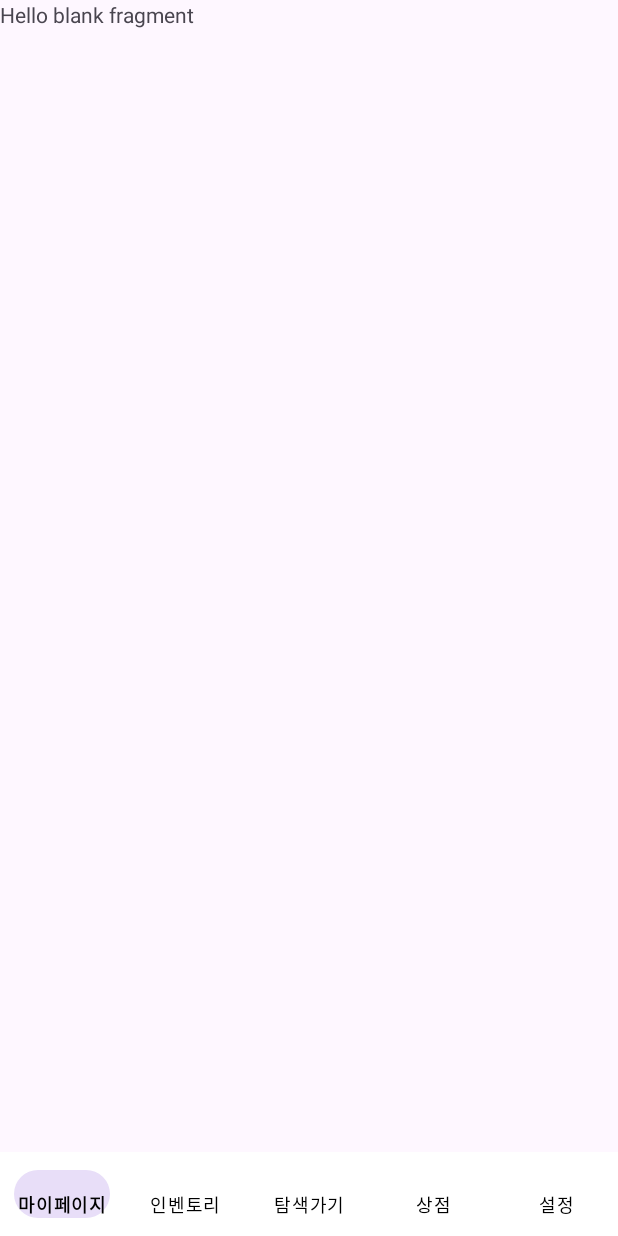
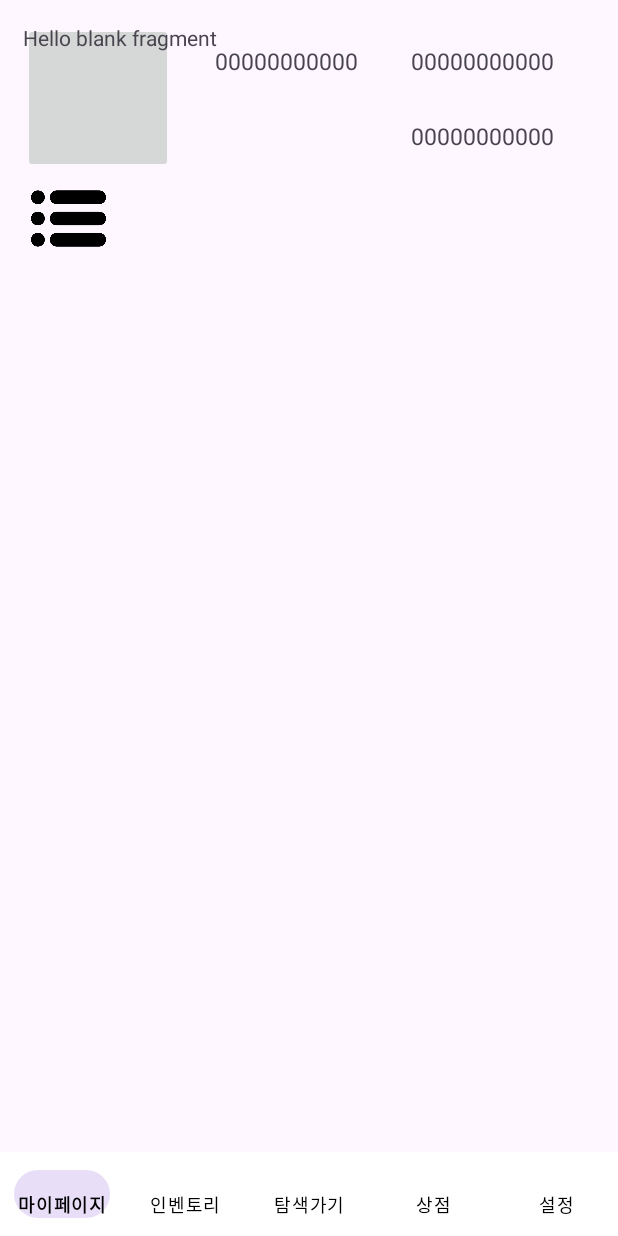
Before and after one commit to srn13542/someLittlePortion, an Android app: the screen it shows after launch (MainActivity), on a phone screen of 412 x 824 dp. Run offline under Robolectric (Android 15) with nearby library versions, the phone set to English and light mode, and no system bars.

Commit message:
기본 세팅

```diff
--- a/app/src/main/res/layout/activity_main.xml
+++ b/app/src/main/res/layout/activity_main.xml
@@ -13,8 +13,56 @@
         app:layout_constraintBottom_toTopOf="@id/bottomNavigationView"
         app:layout_constraintLeft_toLeftOf="parent"
         app:layout_constraintRight_toRightOf="parent"
-        app:layout_constraintTop_toTopOf="parent">
+        app:layout_constraintTop_toTopOf="parent"
+        android:padding="15dp" >
+        <!-- 최상단 바 -->
+        <LinearLayout
+            android:layout_width="match_parent"
+            android:layout_height="wrap_content"
+            android:orientation="horizontal"
+            android:id="@+id/upStatusBar" >
+            <ImageButton
+                android:layout_width="100dp"
+                android:layout_height="100dp"
+                android:id="@+id/profilePicButton"
+                android:layout_marginEnd="10dp"
+                android:contentDescription="@string/profilePicButton" />
 
+            <TableLayout
+                android:layout_width="match_parent"
+                android:layout_height="match_parent"
+                android:orientation="vertical" >
+                <TableRow>
+                    <TextView
+                        android:id = "@+id/coinTextView"
+                        style="@style/CenteredTextViewStyle" />
+                   <TextView
+                       android:id = "@+id/jewelTextView"
+                       style="@style/CenteredTextViewStyle" />
+                </TableRow>
+                <TableRow>
+                    <TextView
+                        android:id="@+id/imsiEmptyThing"
+                        style="@style/CenteredTextViewStyle"
+                        android:visibility="invisible" />
+                    <TextView
+                        android:id="@+id/plusSomeTextView"
+                        style="@style/CenteredTextViewStyle" />
+                </TableRow>
+            </TableLayout>
+        </LinearLayout>
+
+        <ImageButton
+            android:layout_width="50dp"
+            android:layout_height="50dp"
+            android:layout_below ="@+id/upStatusBar"
+            android:layout_marginTop="10dp"
+            android:layout_margin="5dp"
+            android:id="@+id/menuThingButton"
+            android:contentDescription="@string/toolDescription"
+            android:background="@drawable/list"
+
+            />
     </RelativeLayout>
 
     <com.google.android.material.bottomnavigation.BottomNavigationView
--- a/app/src/main/res/values/strings.xml
+++ b/app/src/main/res/values/strings.xml
@@ -8,4 +8,6 @@
     <string name="setting">설정</string>
     <!-- TODO: Remove or change this placeholder text -->
     <string name="hello_blank_fragment">Hello blank fragment</string>
+    <string name="profilePicButton">프로필 사진</string>
+    <string name="toolDescription">"파밍에 필요한 무기를 고를 수 있습니다. "</string>
 </resources>
--- /dev/null
+++ b/app/src/main/res/values/styles.xml
@@ -0,0 +1,13 @@
+<?xml version="1.0" encoding="utf-8"?>
+<resources>
+    <style name="CenteredTextViewStyle">
+        <item name="android:text">00000000000</item>
+        <item name="android:minWidth">120dp</item>
+        <item name="android:minHeight">40dp</item>
+        <item name="android:layout_width">match_parent</item>
+        <item name="android:layout_height">match_parent</item>
+        <item name="android:layout_margin">5dp</item>
+        <item name="android:textSize">15sp</item>
+        <item name="android:gravity">center</item>
+    </style>
+</resources>
```
Also changed, not shown: app/src/main/res/drawable/list.png (added).
